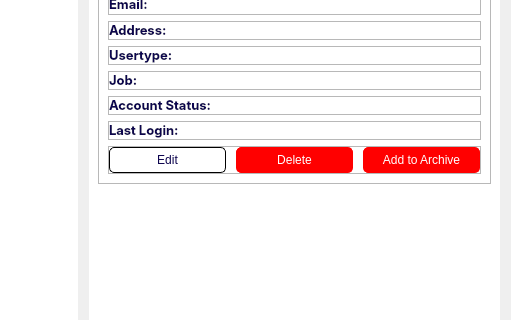
Above: app/src/ui/NEW/accounts_page.ui from Kazu0210/Inventory-System before the change; both pictures show x 652 to 1163 and y 213 to 533 of the 1163 by 616 pixel window. Below: the same form after it.
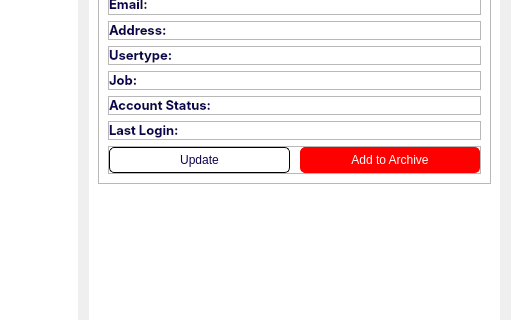
That is the form after the change.

Commit message: removed delete button, renamed edit button to update button

What changed in the file:
```diff
--- a/app/src/ui/NEW/accounts_page.ui
+++ b/app/src/ui/NEW/accounts_page.ui
@@ -1441,26 +1441,7 @@
 }</string>
               </property>
               <property name="text">
-               <string>Edit</string>
-              </property>
-             </widget>
-            </item>
-            <item>
-             <widget class="QPushButton" name="delete_btn">
-              <property name="cursor">
-               <cursorShape>PointingHandCursor</cursorShape>
-              </property>
-              <property name="styleSheet">
-               <string notr="true">#delete_btn{
-background-color: red;
-color: #fff;
-border: 1px solid red;
-border-radius: 5px;
-padding: 5px;
-}</string>
-              </property>
-              <property name="text">
-               <string>Delete</string>
+               <string>Update</string>
               </property>
              </widget>
             </item>
```
Left out of the diff: 1 changed line with no effect on the pictures. The commit also changes 4 other files.
